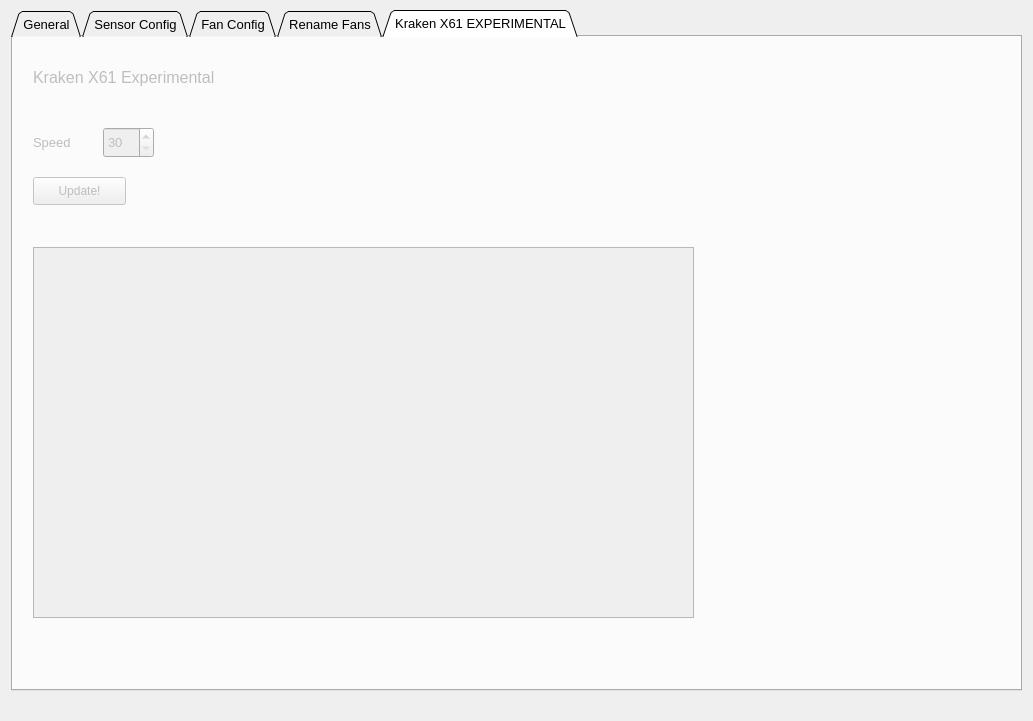
First picture: the form in grid-control/ui/mainwindow.ui, repository akej74/grid-control, before the edit.
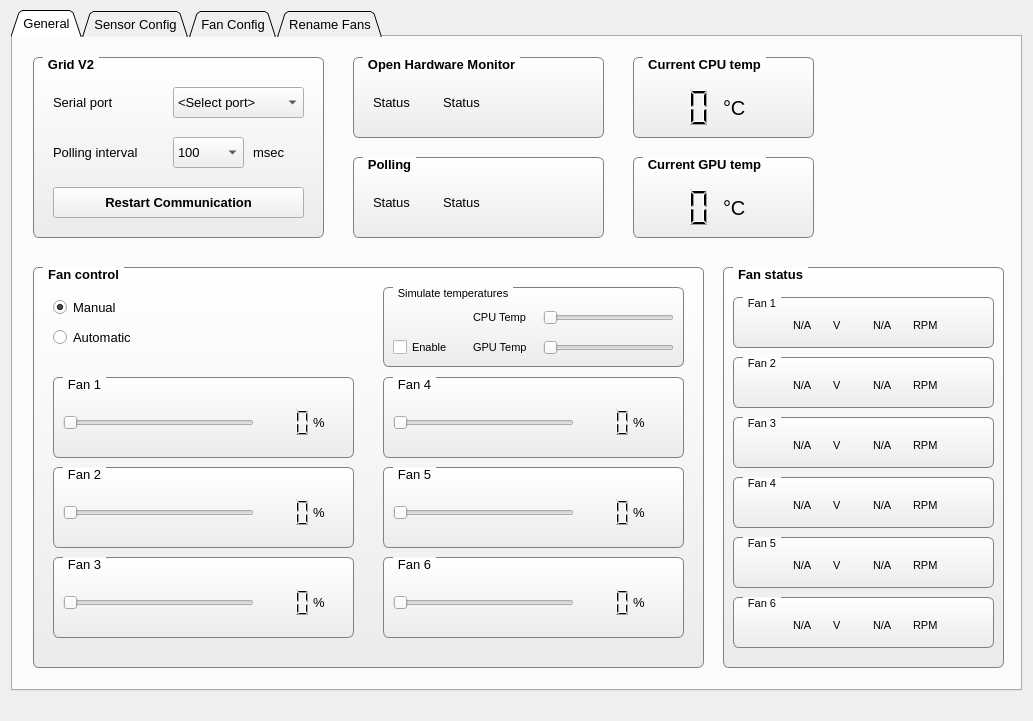
Second picture: the form after the edit. The open tabs and pages were chosen to show the change. Icons and pictures are not drawn.

Commit message: Removed Kraken experimental support

Diff of the .ui file:
```diff
--- a/grid-control/ui/mainwindow.ui
+++ b/grid-control/ui/mainwindow.ui
@@ -5080,97 +5080,6 @@
       </widget>
      </widget>
     </widget>
-    <widget class="QWidget" name="tabKraken">
-     <property name="enabled">
-      <bool>false</bool>
-     </property>
-     <attribute name="title">
-      <string>Kraken X61 EXPERIMENTAL</string>
-     </attribute>
-     <widget class="QLabel" name="label">
-      <property name="geometry">
-       <rect>
-        <x>20</x>
-        <y>20</y>
-        <width>291</width>
-        <height>41</height>
-       </rect>
-      </property>
-      <property name="font">
-       <font>
-        <pointsize>12</pointsize>
-       </font>
-      </property>
-      <property name="text">
-       <string>Kraken X61 Experimental</string>
-      </property>
-     </widget>
-     <widget class="QLabel" name="label_3">
-      <property name="geometry">
-       <rect>
-        <x>20</x>
-        <y>90</y>
-        <width>55</width>
-        <height>31</height>
-       </rect>
-      </property>
-      <property name="font">
-       <font>
-        <pointsize>10</pointsize>
-       </font>
-      </property>
-      <property name="text">
-       <string>Speed</string>
-      </property>
-     </widget>
-     <widget class="QSpinBox" name="spinBoxKrakenSpeed">
-      <property name="geometry">
-       <rect>
-        <x>90</x>
-        <y>90</y>
-        <width>51</width>
-        <height>31</height>
-       </rect>
-      </property>
-      <property name="font">
-       <font>
-        <pointsize>10</pointsize>
-       </font>
-      </property>
-      <property name="minimum">
-       <number>30</number>
-      </property>
-      <property name="maximum">
-       <number>100</number>
-      </property>
-      <property name="singleStep">
-       <number>5</number>
-      </property>
-     </widget>
-     <widget class="QPlainTextEdit" name="plainTextEditKraken">
-      <property name="geometry">
-       <rect>
-        <x>20</x>
-        <y>210</y>
-        <width>661</width>
-        <height>371</height>
-       </rect>
-      </property>
-     </widget>
-     <widget class="QPushButton" name="pushButtonKrakenUpdate">
-      <property name="geometry">
-       <rect>
-        <x>20</x>
-        <y>140</y>
-        <width>93</width>
-        <height>28</height>
-       </rect>
-      </property>
-      <property name="text">
-       <string>Update!</string>
-      </property>
-     </widget>
-    </widget>
    </widget>
   </widget>
   <widget class="QMenuBar" name="menuBar">
```
